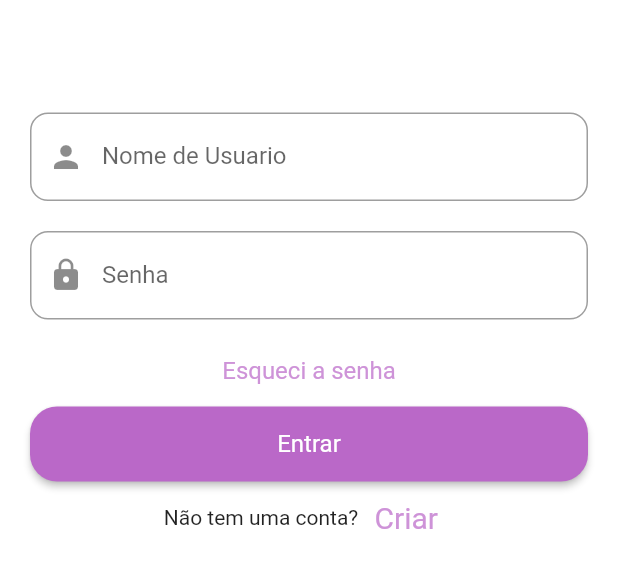
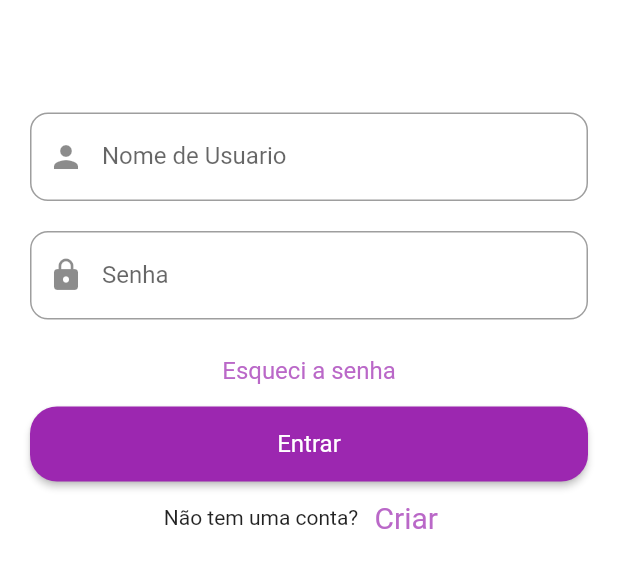
Before and after one commit to Gustavo0Henrick/FlutterTestRepos, a Flutter app: the screen it shows after launch, on a phone screen of 412 x 824 dp, the part 201-789 px from its top. Run offline on Flutter 3.47's test engine with Material 2 defaults, Android fonts, the phone set to English and light mode, and no system bars.

Commit message:
ajustando as cores

```diff
--- a/flutter_sandbox/lib/core/components/custom_button.dart
+++ b/flutter_sandbox/lib/core/components/custom_button.dart
@@ -15,7 +15,7 @@ class CustomButton extends StatelessWidget {
         child: ElevatedButton(
             style: ElevatedButton.styleFrom(
                 textStyle: TextStyle(fontSize: font),
-                primary: Colors.purple[300],
+                primary: Colors.purple,
                 onPrimary: Colors.white,
                 shape: RoundedRectangleBorder(
                     borderRadius: BorderRadius.circular(18))),
--- a/flutter_sandbox/lib/core/components/custom_button_text_.dart
+++ b/flutter_sandbox/lib/core/components/custom_button_text_.dart
@@ -17,7 +17,7 @@ class CustomButtonText extends StatelessWidget {
     return TextButton(
       style: TextButton.styleFrom(
         textStyle: TextStyle(fontSize: font),
-        primary: Colors.purple[200],
+        primary: Colors.purple[300],
       ),
       onPressed: onPressed, //onPressed
       child: Text(txt),
```
